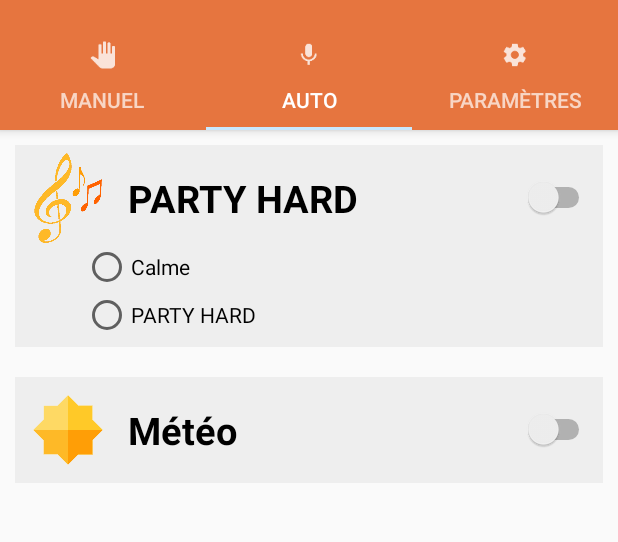
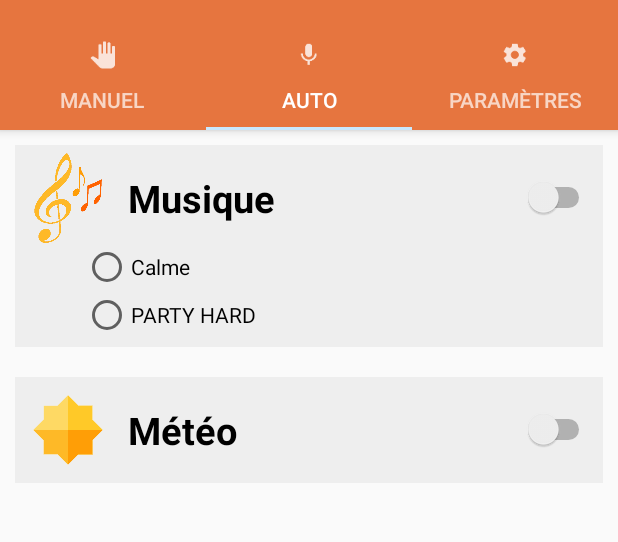
Before and after one commit to LightAndChill/LightAndChill, an Android app: the screen it shows after launch (MainActivity), tab 2 chosen, on a phone screen of 412 x 824 dp, the part 62-604 px from its top. Run offline under Robolectric (Android 15) with nearby library versions, the phone set to English and light mode, and no system bars; libraries missing offline, so code that uses them is left out: com.larswerkman.holocolorpicker; 8 statements that could not run were skipped.

Commit message:
Ajout d'un RadioGroup et stockage dans les préférences du mode de musique sélectionné

```diff
--- a/app/src/main/java/apps/lightandchill/lightandchill/FragmentTwo.java
+++ b/app/src/main/java/apps/lightandchill/lightandchill/FragmentTwo.java
@@ -10,6 +10,7 @@ import android.view.View;
 import android.view.ViewGroup;
 import android.widget.Button;
 import android.widget.CompoundButton;
+import android.widget.RadioGroup;
 import android.widget.Switch;
 
 
@@ -40,6 +41,7 @@ public class FragmentTwo extends Fragment {
 
         final Switch swMusic = (Switch)view.findViewById(R.id.swMusic);
         final Switch swWeather = (Switch)view.findViewById(R.id.swWeather);
+        final RadioGroup rgMusic = (RadioGroup)view.findViewById(R.id.rgMusic);
 
         SharedPreferences sharedPref = getActivity().getPreferences(Context.MODE_PRIVATE);
         int defaultValue = getResources().getInteger(R.integer.activatedModeDefault);
@@ -99,6 +101,16 @@ public class FragmentTwo extends Fragment {
             }
         });
 
+        rgMusic.setOnCheckedChangeListener(new RadioGroup.OnCheckedChangeListener() {
+            @Override
+            public void onCheckedChanged(RadioGroup group, int checkedId) {
+                SharedPreferences sharedPref = getActivity().getPreferences(Context.MODE_PRIVATE);
+                SharedPreferences.Editor editor = sharedPref.edit();
+                editor.putInt(getString(R.string.musicMode), checkedId);
+                editor.commit();
+            }
+        });
+
         return view;
     }
 }
--- a/app/src/main/res/layout/fragment_two.xml
+++ b/app/src/main/res/layout/fragment_two.xml
@@ -43,6 +43,7 @@
                 android:layout_centerVertical="true" />
         </RelativeLayout>
         <RadioGroup
+            android:id="@+id/rgMusic"
             android:layout_width="match_parent"
             android:layout_height="wrap_content"
             android:layout_marginLeft="40dp"
@@ -59,8 +60,6 @@
                 android:layout_height="wrap_content"
                 android:text="@string/partyHard" />
         </RadioGroup>
-
-
 
     </LinearLayout>
 
--- a/app/src/main/res/values/strings.xml
+++ b/app/src/main/res/values/strings.xml
@@ -6,6 +6,7 @@
     <string name="hello_blank_fragment">Hello blank fragment</string>
     <string name="activate">Activer ce mode !</string>
     <string name="activated">Ce mode est actif !</string>
+    <string name="musicMode">musicMode</string>
     <string name="colorSelected">colorSelected</string>
     <string name="cbRandomChecked">cbRandomChecked</string>
     <string name="activatedMode">activatedMode</string>
@@ -15,6 +16,6 @@
     <string name="random">Activer les couleurs aléatoires</string>
     <string name="calme">Calme</string>
     <string name="partyHard">PARTY HARD</string>
-    <string name="musique">PARTY HARD</string>
+    <string name="musique">Musique</string>
     <string name="meteo">Météo</string>
 </resources>
```
